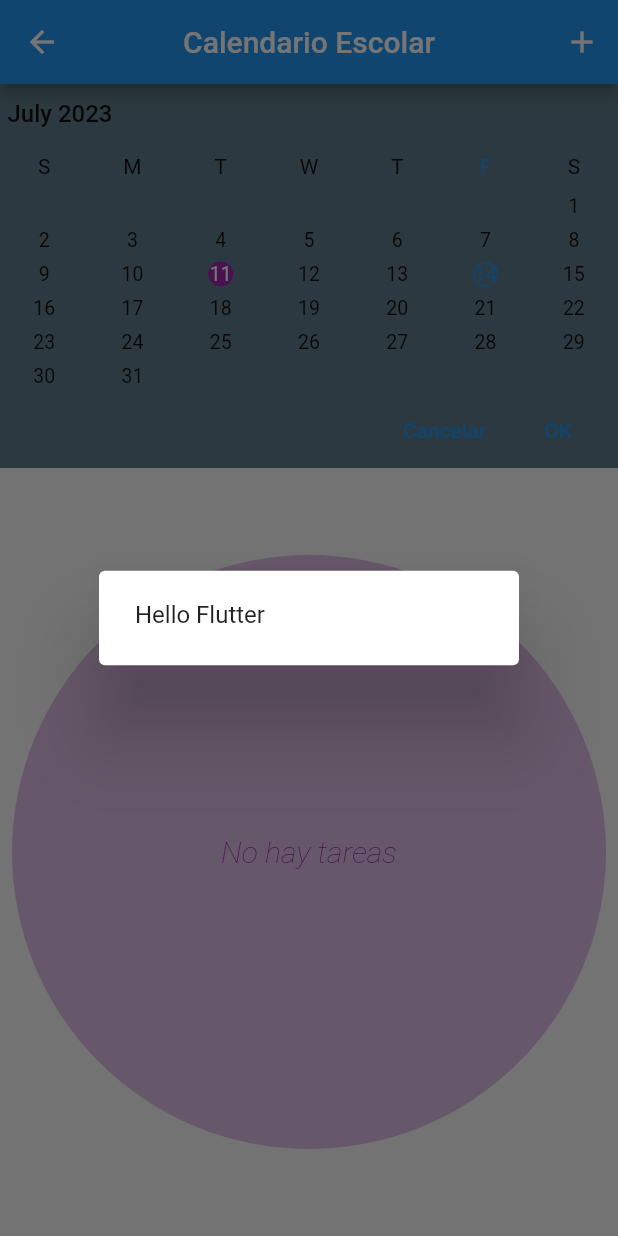
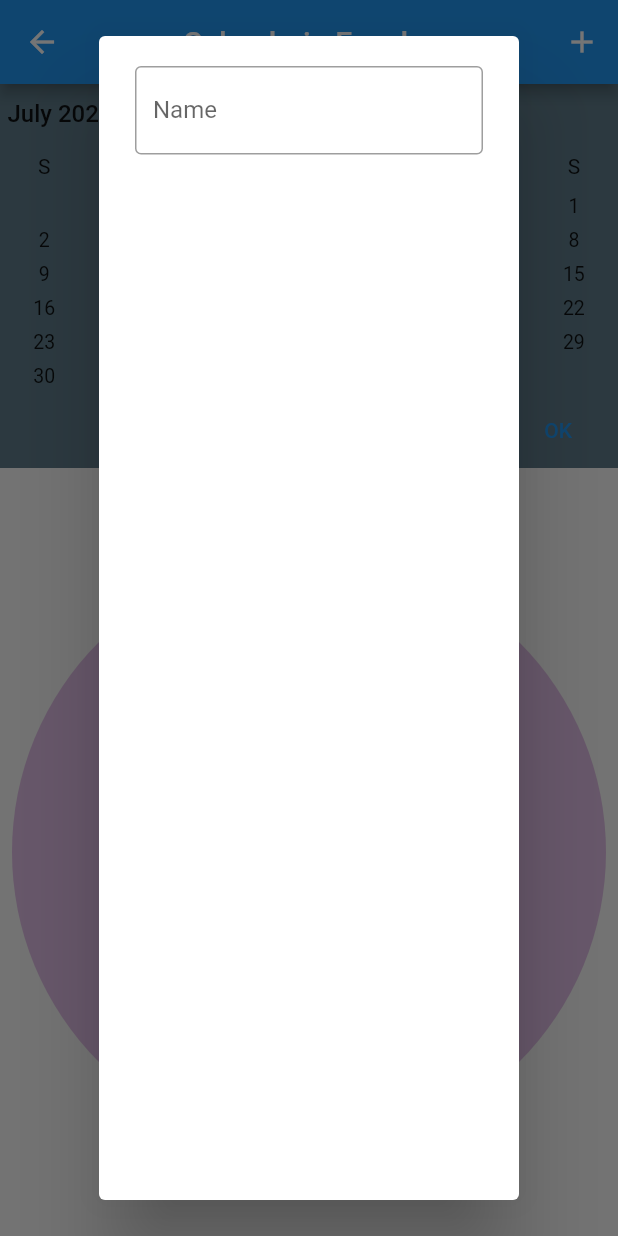
Before and after one commit to elvica20005/crud_firebase_270623, a Flutter app: the Calendario screen opened by its route, after a tap on the "add" icon, on a phone screen of 412 x 824 dp. Run offline on Flutter 3.47's test engine with Material 2 defaults, Android fonts, the phone set to English and light mode, and no system bars; drawn by our look-alikes of syncfusion_flutter_datepicker; our stand-ins replace cloud_firestore, delayed_display, firebase_auth, firebase_core, google_sign_in, image_picker; accounts and stored records are empty.

Commit message:
Zapotlán

```diff
--- a/lib/Calendario/calendario.dart
+++ b/lib/Calendario/calendario.dart
@@ -127,12 +127,24 @@ class _PageEmpty extends StatelessWidget {
 }
 
 class _SaveDialogo extends StatelessWidget {
-  const _SaveDialogo({Key? key}) : super(key: key);
+  _SaveDialogo({Key? key}) : super(key: key);
+
+  final _key = GlobalKey<FormState>();
+  final _nameController = TextEditingController();
 
   @override
   Widget build(BuildContext context) {
     return AlertDialog(
-      content: Text("Hello Flutter"),
+      content: Form(
+        key: _key,
+        child: Column(children: [
+        TextFormField(
+          decoration: const InputDecoration(
+            labelText: "Name",
+          border: OutlineInputBorder()),
+          controller: _nameController,
+        ),
+      ],),),
     );
   }
 }
```
